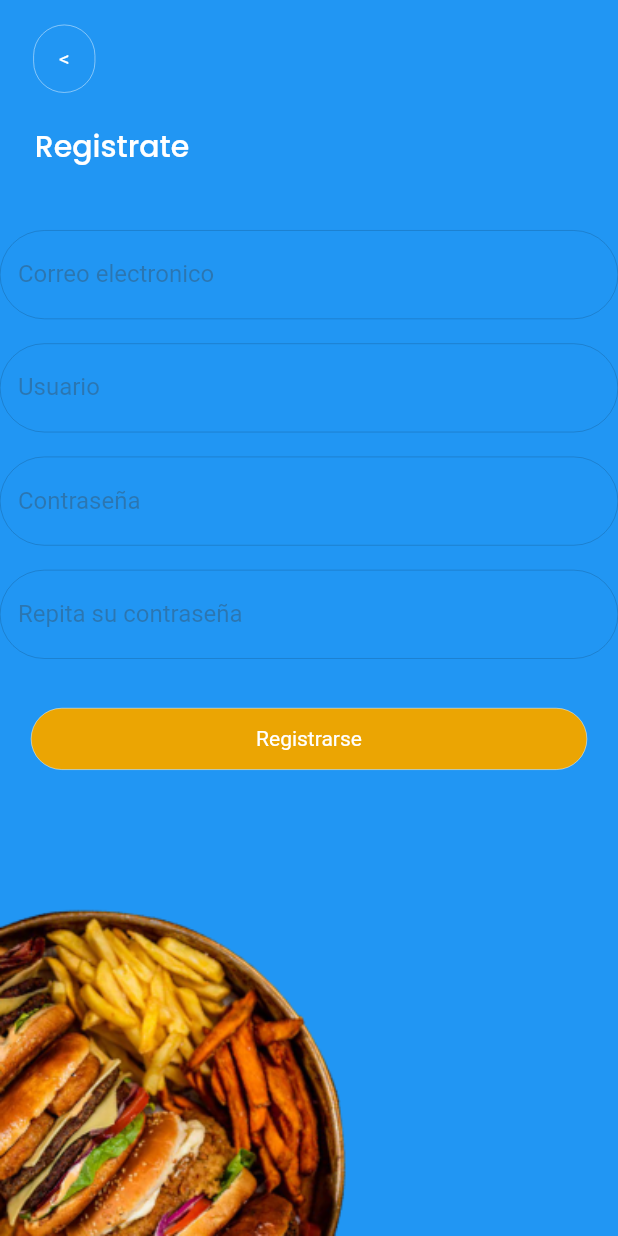
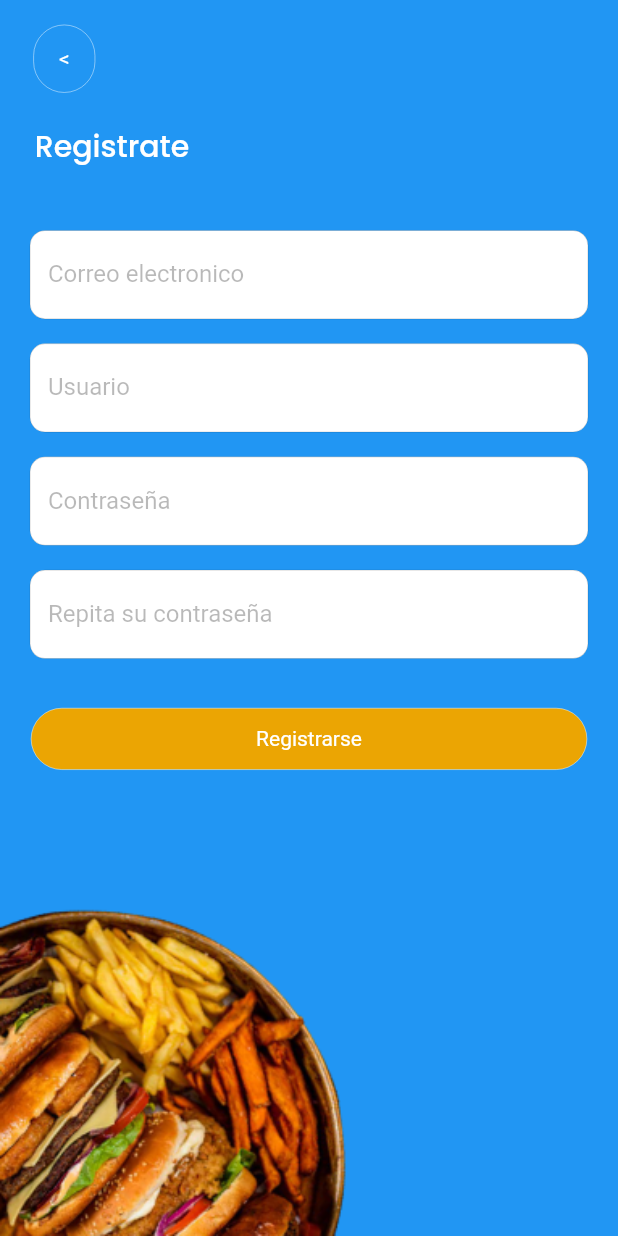
Before and after one commit to SsantaJ/proyectosoft, a Flutter app: the screen it shows after launch, on a phone screen of 412 x 824 dp. Run offline on Flutter 3.47's test engine with Material 2 defaults, Android fonts, the phone set to English and light mode, and no system bars.

Commit message:
solucionado textfield, falta contraseña

```diff
--- a/lib/widgets/custom_txtField.dart
+++ b/lib/widgets/custom_txtField.dart
@@ -1,6 +1,6 @@
 import 'package:flutter/material.dart';
 
-class CustomTextField extends StatelessWidget {
+class CustomTextField extends StatefulWidget {
   CustomTextField({
     Key? key,
     required this.obs, //OPCIONAL
@@ -10,30 +10,46 @@ class CustomTextField extends StatelessWidget {
     required this.color,
   }) : super(key: key);
 
-  final bool? obs; //puede ser nulla
+  final bool obs; //puede ser nulla
   final String text;
   final Color? color;
   final double x, y;
 
   @override
+  State<CustomTextField> createState() => _CustomTextFieldState();
+}
+
+class _CustomTextFieldState extends State<CustomTextField> {
+  @override
   Widget build(BuildContext context) {
-    return TextField(
-      obscureText: obs!,
+    return Padding(
+      padding: const EdgeInsets.symmetric(horizontal:20),
+      child: DecoratedBox(
+        decoration: BoxDecoration(
+          color: Colors.white,
+          borderRadius: BorderRadius.circular(10)
+        ),
+        child: TextField(
+          obscureText: widget.obs,
+
+
           decoration: InputDecoration(
-        //hintText: text,
             enabledBorder: OutlineInputBorder(
-          borderRadius: BorderRadius.all(Radius.circular((50))),
+              borderRadius: BorderRadius.all(Radius.circular((10))),
               borderSide: BorderSide(color: Colors.black, width: 0.1),
             ),
             focusedBorder: OutlineInputBorder(
-          borderRadius: BorderRadius.all(Radius.circular((50))),
+              borderRadius: BorderRadius.all(Radius.circular((10))),
               borderSide:
                   BorderSide(color: Color.fromARGB(255, 235, 165, 3), width: 2),
             ),
-        iconColor: color,
-        labelText: text,
+            iconColor: widget.color,
+            labelText: widget.text,
             labelStyle: TextStyle(
               color: Color.fromARGB(92, 61, 61, 61),
+            ),
+
+          ),
         ),
       ),
     );
```
Lines whose indentation alone changed are shown as unchanged.
